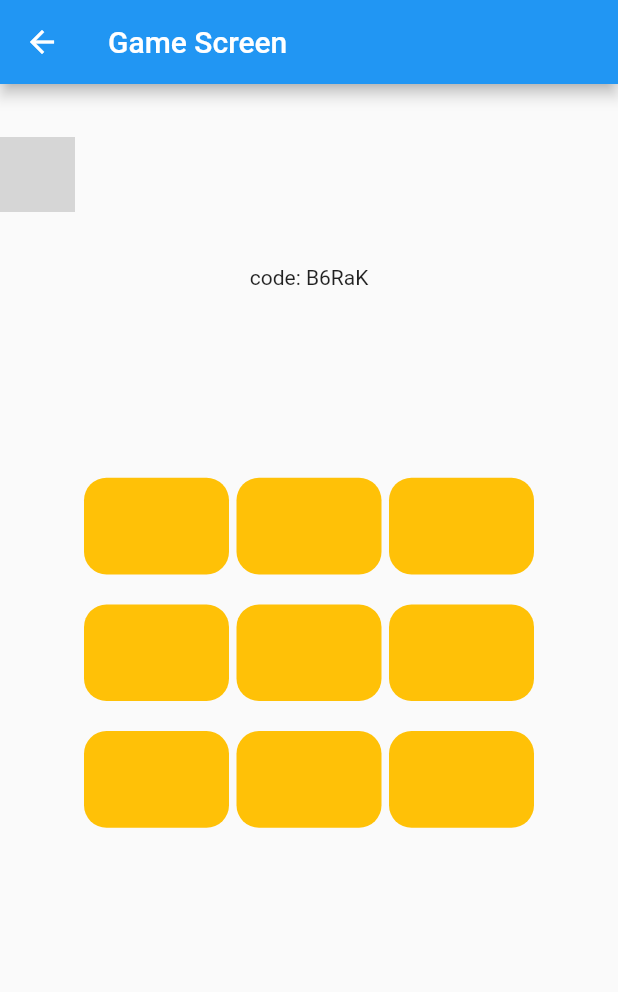
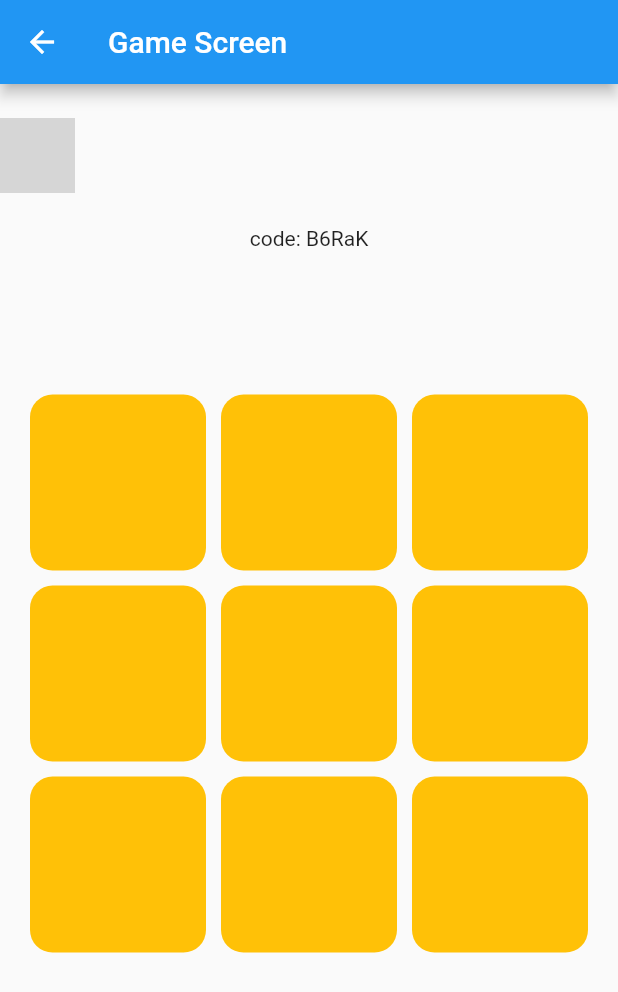
Before and after one commit to anilhyilmaz/flutter-xox-multiplayer-firebase, a Flutter app: the CreateJoinGameScreen screen opened directly, after a tap on "Create Game", on a phone screen of 412 x 824 dp. Shown: the top 992 px of the screen. Run offline on Flutter 3.47's test engine with Material 2 defaults, Android fonts, the phone set to English and light mode, and no system bars; our stand-ins replace cloud_firestore, firebase_auth, firebase_core, google_sign_in, rflutter_alert; accounts and stored records are empty; network calls fail; grey boxes are pictures that could not be loaded.

Commit message:
game finished

```diff
--- a/lib/Class/Repo.dart
+++ b/lib/Class/Repo.dart
@@ -3,7 +3,7 @@ import 'package:flutter/cupertino.dart';
 
 class Repo with ChangeNotifier{
   bool isFinished = false;
-  List board = ["","","","","","","","",""];
+  List? board = ["","","","","","","","",""];
   var gameCode;
   var id;
   var firstPlayer;
@@ -14,7 +14,9 @@ class Repo with ChangeNotifier{
   var move;
 
   changeText(int index,move){
-    board[index] = move;
+    board![index] = move;
     notifyListeners();
   }
+  updateboard(int index){
+  }
 }
--- a/lib/Screens/GameScreen.dart
+++ b/lib/Screens/GameScreen.dart
@@ -25,6 +25,7 @@ class _GridviewBuilderState extends State<GridviewBuilder> {
       secondPlayerImage,
       gamestarted;
   final FirebaseAuth _auth = FirebaseAuth.instance;
+  var deneme;
 
   @override
   void initState() {
@@ -65,11 +66,10 @@ class _GridviewBuilderState extends State<GridviewBuilder> {
               ),
               //board flexible widget
               Flexible(
-                  flex: 5,
+                flex: 8,
                 child: StreamBuilder(
-                      stream: Firestore.collection("games")
-                          .doc(gameCode)
-                          .snapshots(),
+                    stream:
+                        Firestore.collection("games").doc(gameCode).snapshots(),
                     builder: (context, snapshot) {
                       if (!snapshot.hasData) {
                         return Text(
@@ -79,69 +79,44 @@ class _GridviewBuilderState extends State<GridviewBuilder> {
                         return Column(
                           children: [
                             Flexible(
-                                flex: 8,
-                                child: Container(
-                                  height: 300,
-                                  width: 300,
-                                  margin: const EdgeInsets.all(10),
-                                  child: GridView.builder(
-                                    gridDelegate:
-                                        const SliverGridDelegateWithMaxCrossAxisExtent(
-                                            maxCrossAxisExtent: 100,
-                                            childAspectRatio: 3 / 2,
-                                            crossAxisSpacing: 5,
-                                            mainAxisSpacing: 20),
-                                    itemCount: 9,
-                                    itemBuilder: (context, index) {
-                                      return GestureDetector(
-                                        onTap: () async => {
-                                          controlofGameFinished(index, snapshot),
-                                        },
-                                        child: Container(
-                                          alignment: Alignment.center,
-                                          decoration: BoxDecoration(
-                                              color: Colors.amber,
-                                              borderRadius:
-                                                  BorderRadius.circular(15)),
-                                          child: Text(
-                                              snapshot.data!["board"][index]
-                                                      .toString() ??
-                                                  " ",
-                                              style: TextStyle(
-                                                  fontSize:
-                                                      constOsize.toDouble())),
-                                        ),
-                                      );
-                                    },
+                              flex: 6,
+                              child: GridView.count(
+                                primary: false,
+                                padding: const EdgeInsets.all(20),
+                                crossAxisSpacing: 10,
+                                mainAxisSpacing: 10,
+                                crossAxisCount: 3,
+                                children: <Widget>[
+                                  buwidget(snapshot, 0),
+                                  buwidget(snapshot, 1),
+                                  buwidget(snapshot, 2),
+                                  buwidget(snapshot, 3),
+                                  buwidget(snapshot, 4),
+                                  buwidget(snapshot, 5),
+                                  buwidget(snapshot, 6),
+                                  buwidget(snapshot, 7),
+                                  buwidget(snapshot, 8),
+
+                                ],
                               ),
                             ),
-                              ),
-                              Flexible(
-                                  flex: 1,
-                                  child: Row(
-                                    crossAxisAlignment:
-                                        CrossAxisAlignment.center,
-                                    mainAxisAlignment: MainAxisAlignment.center,
-                                    children: [
-                                      loadsecondPlayer(snapshot),
-                                    ],
+                            Flexible(flex: 2,child:Row(
+                              children: [loadsecondPlayer(snapshot)],
                             ))
                           ],
                         );
                       }
-                      }
-                      )
+                    }),
               ),
-
             ])));
   }
 
-  changeboardIndex(int index,move) async {
+  changeboardIndex(int index, move) async {
     if (mounted) {
-      await Provider.of<Repo>(context, listen: false).changeText(index,move);
-      return await Firestore.collection("games")
-          .doc(gameCode)
-          .update({"board": board});
+      //this provider is used to understand that the game is over
+      Provider.of<Repo>(context, listen: false).changeText(index, move);
+      print("clicked button");
+      await Firestore.collection("games").doc(gameCode).update({index.toString():move});
     }
   }
 
@@ -151,37 +126,55 @@ class _GridviewBuilderState extends State<GridviewBuilder> {
     }
   }
 
+  buwidget(snapshot, var index) {
+    return GestureDetector(
+      onTap: () async => {
+        controlofGameFinished(index, snapshot),
+      },
+      child: Container(
+        alignment: Alignment.center,
+        decoration: BoxDecoration(
+            color: Colors.amber, borderRadius: BorderRadius.circular(15)),
+        child: Text(snapshot.data![index.toString()].toString(),
+            style: TextStyle(fontSize: constOsize.toDouble())),
+      ),
+    );
+  }
+
   controlofGameFinished(index, snapshot) async {
     if (mounted) {
-
       if (await snapshot.data!["gameFinish"] == "true" ||
           await snapshot.data!["gamestarted"] == false) {
-        return await Alert(
+        return Alert(
                 context: context,
                 title: "Game Finished",
                 desc: "Game Finished.")
             .show();
       }
-      else if(await snapshot.data!["order"] == "firstplayer" && _auth.currentUser?.email.toString() ==  await snapshot.data!["firstPlayer"]){
-
+      if (mounted &&
+          await snapshot.data!["order"] == "firstplayer" &&
+          _auth.currentUser?.email.toString() ==
+              await snapshot.data!["firstPlayer"]) {
         var move = "X";
-        boardcontrol(index,move);
-        return await Firestore.collection("games")
+        await boardcontrol(index, move);
+        await Firestore.collection("games")
             .doc(gameCode)
             .update({"order": "secondplayer"});
-      }
-      else if(await snapshot.data!["order"] == "secondplayer" && _auth.currentUser?.email.toString() ==  await snapshot.data!["secondPlayer"]){
+      } else if (mounted &&
+          await snapshot.data!["order"] == "secondplayer" &&
+          _auth.currentUser?.email.toString() ==
+              await snapshot.data!["secondPlayer"]) {
         var move = "O";
-        boardcontrol(index,move);
-        return await Firestore.collection("games")
+        await boardcontrol(index, move);
+        await Firestore.collection("games")
             .doc(gameCode)
             .update({"order": "firstplayer"});
       }
     }
   }
 
-
   providerLoad() {
+    if (mounted) {
       gameCode = Provider.of<Repo>(context, listen: false).gameCode;
       id = Provider.of<Repo>(context, listen: false).id;
       firstPlayerImage =
@@ -193,54 +186,59 @@ class _GridviewBuilderState extends State<GridviewBuilder> {
       board = Provider.of<Repo>(context, listen: false).board;
       gamestarted = Provider.of<Repo>(context, listen: false).gamestarted;
     }
-  boardcontrol(int index,var move) async{
-    {
-      await changeboardIndex(index,move);
-      if((board[0] == "X" && board[1] == "X" && board[2] == "X") || (board[0] == "O" && board[1] == "O" && board[2] == "O")){
+  }
+
+  boardcontrol(int index, var move) async {
+    if (mounted) {
+      await changeboardIndex(index, move);
+      if ((board[0] == "X" && board[1] == "X" && board[2] == "X") ||
+          (board[0] == "O" && board[1] == "O" && board[2] == "O")) {
         print("game finished");
-        return await Firestore.collection("games")
+        await Firestore.collection("games")
             .doc(gameCode)
             .update({"gameFinish": "true"});
       }
-      if((board[3] == "X" && board[4] == "X" && board[5] == "X") || (board[3] == "O" && board[4] == "O" && board[5] == "O")){
+      if ((board[3] == "X" && board[4] == "X" && board[5] == "X") ||
+          (board[3] == "O" && board[4] == "O" && board[5] == "O")) {
         print("game finished");
-        return await Firestore.collection("games")
+        await Firestore.collection("games")
             .doc(gameCode)
             .update({"gameFinish": "true"});
       }
-      if((board[6] == "X" && board[7] == "X" && board[8] == "X") || board[6] == "O" && board[7] == "O" && board[8] == "O"){
+      if ((board[6] == "X" && board[7] == "X" && board[8] == "X") ||
+          board[6] == "O" && board[7] == "O" && board[8] == "O") {
         print("game finished");
-        return await Firestore.collection("games")
+        await Firestore.collection("games")
             .doc(gameCode)
             .update({"gameFinish": "true"});
-      }
-      else if((board[0] == "X" && board[3] == "X" && board[6] == "X") || board[0] == "O" && board[3] == "O" && board[6] == "O"){
+      } else if ((board[0] == "X" && board[3] == "X" && board[6] == "X") ||
+          board[0] == "O" && board[3] == "O" && board[6] == "O") {
         print("game finished");
-        return await Firestore.collection("games")
+        await Firestore.collection("games")
             .doc(gameCode)
             .update({"gameFinish": "true"});
-      }
-      else if((board[1] == "X" && board[4] == "X" && board[7] == "X") || (board[1] == "O" && board[4] == "O" && board[7] == "O")){
+      } else if ((board[1] == "X" && board[4] == "X" && board[7] == "X") ||
+          (board[1] == "O" && board[4] == "O" && board[7] == "O")) {
         print("game finished");
-        return await Firestore.collection("games")
+        await Firestore.collection("games")
             .doc(gameCode)
             .update({"gameFinish": "true"});
-      }
-      else if((board[2] == "X" && board[5] == "X" && board[8] == "X") || (board[2] == "O" && board[5] == "O" && board[8] == "O")){
+      } else if ((board[2] == "X" && board[5] == "X" && board[8] == "X") ||
+          (board[2] == "O" && board[5] == "O" && board[8] == "O")) {
         print("game finished");
-        return await Firestore.collection("games")
+        await Firestore.collection("games")
             .doc(gameCode)
             .update({"gameFinish": "true"});
-      }
-      else if((board[0] == "X" && board[4] == "X" && board[8] == "X") || (board[0] == "O" && board[4] == "O" && board[8] == "O")){
+      } else if ((board[0] == "X" && board[4] == "X" && board[8] == "X") ||
+          (board[0] == "O" && board[4] == "O" && board[8] == "O")) {
         print("game finished");
-        return await Firestore.collection("games")
+        await Firestore.collection("games")
             .doc(gameCode)
             .update({"gameFinish": "true"});
-      }
-      else if((board[2] == "X" && board[4] == "X" && board[6] == "X") || (board[2] == "O" && board[4] == "O" && board[6] == "O")){
+      } else if ((board[2] == "X" && board[4] == "X" && board[6] == "X") ||
+          (board[2] == "O" && board[4] == "O" && board[6] == "O")) {
         print("game finished");
-        return await Firestore.collection("games")
+        await Firestore.collection("games")
             .doc(gameCode)
             .update({"gameFinish": "true"});
       }
--- a/lib/Screens/createJoinGameScreen.dart
+++ b/lib/Screens/createJoinGameScreen.dart
@@ -20,11 +20,12 @@ var gameIdController = TextEditingController();
 final FirebaseAuth _auth = FirebaseAuth.instance;
 
 
+
 class _CreateJoinGameScreenState extends State<CreateJoinGameScreen> {
+
 
   @override
   Widget build(BuildContext context) {
-
 
 
     return Scaffold(appBar: AppBar(title: Text("Create or Join Game Screen"),centerTitle: true,),body: Center(
@@ -55,38 +56,39 @@ class _CreateJoinGameScreenState extends State<CreateJoinGameScreen> {
   }
 
   creategame() async {
+    if(mounted){
       var len;
       String id = createRoomID();
       final now = DateTime.now();
       try {
         FirebaseFirestore Firestore = FirebaseFirestore.instance;
-      Firestore.collection("games").add({"gamestarted":false,"firstPlayerImage":_auth.currentUser?.photoURL,"secondPlayerImage":"","order":"firstplayer","board":["","","","","","","","",""],"firstplayer_move":"X","secondplayer_move":"O","id": id,"created_time":now,"firstPlayer":_auth.currentUser?.email.toString(),"secondPlayer":"","gameFinish":"false"});
-      var gamesSnapshots = Firestore.collection("games").snapshots();
+        await Firestore.collection("games").add({"gamestarted":false,"firstPlayerImage":_auth.currentUser?.photoURL,"secondPlayerImage":"","order":"firstplayer","0":"","1":"","2":"","3":"","4":"","5":"","6":"","7":"","8":"","firstplayer_move":"X","secondplayer_move":"O","id": id,"created_time":now,"firstPlayer":_auth.currentUser?.email.toString(),"secondPlayer":"","gameFinish":"false"});
+        var gamesSnapshots = await Firestore.collection("games").snapshots();
         gamesSnapshots.forEach((element) {
           len = element.docs.length;
         });
-      gamesSnapshots.forEach((element) {
+        gamesSnapshots.forEach((element) async {
           for(int i=0;i<len;i++){
-          if(id == element.docs[i].data()["id"]){
+            if(id == await element.docs[i].data()["id"]){
               print(element.docs[i].data()["id"]);
               Provider
                   .of<Repo>(context, listen: false)
-                  .id = element.docs[i].data()["id"];
+                  .id = await element.docs[i].data()["id"];
+              // Provider
+              //     .of<Repo>(context, listen: false)
+              //     .board = await element.docs[i].data()["board"];
               Provider
                   .of<Repo>(context, listen: false)
-                .board = element.docs[i].data()["board"];
+                  .gamestarted = await element.docs[i].data()["gamestarted"];
               Provider
                   .of<Repo>(context, listen: false)
-                .gamestarted = element.docs[i].data()["gamestarted"];
+                  .firstPlayerImage = await element.docs[i].data()["firstPlayerImage"];
               Provider
                   .of<Repo>(context, listen: false)
-                .firstPlayerImage = element.docs[i].data()["firstPlayerImage"];
+                  .gameCode = await element.docs[i].id;
               Provider
                   .of<Repo>(context, listen: false)
-                  .gameCode = element.docs[i].id;
-              Provider
-                  .of<Repo>(context, listen: false)
-                  .firstPlayer = element.docs[i].data()["firstPlayer"];
+                  .firstPlayer =await element.docs[i].data()["firstPlayer"];
 
               print("gameCodeProvider: ${Provider
                   .of<Repo>(context, listen: false)
@@ -95,7 +97,7 @@ class _CreateJoinGameScreenState extends State<CreateJoinGameScreen> {
                   .of<Repo>(context, listen: false)
                   .id}");
               Navigator.of(context).pushReplacement(MaterialPageRoute(
-                  builder: (BuildContext context) => const GridviewBuilder()));
+                  builder: (BuildContext context) =>  GridviewBuilder()));
               print("game created");
 
             }
@@ -105,52 +107,55 @@ class _CreateJoinGameScreenState extends State<CreateJoinGameScreen> {
         print(e.toString());
       }
     }
+  }
   joingame() async{
+    if(mounted){
       var len;
       FirebaseFirestore Firestore = FirebaseFirestore.instance;
       var gamesSnapshots = Firestore.collection("games").snapshots();
-    gamesSnapshots.forEach((element) {
+      gamesSnapshots.forEach((element){
         len = element.docs.length;
       });
-    gamesSnapshots.forEach((element) {
+      await gamesSnapshots.forEach((element) async {
         for(int i=0;i<len;i++){
-         if(gameIdController.text == element.docs[i].data()["id"]){
+          if(gameIdController.text == await element.docs[i].data()["id"]){
             print("uyuştu");
             print(element.docs[i].data()["id"]);
-          if(_auth.currentUser != element.docs[i].data()["firstPlayer"] && element.docs[i].data()["secondPlayer"] == ""){
-            Firestore.collection("games").doc(element.docs[i].id).update({"gamestarted":true,"secondPlayer":_auth.currentUser?.email.toString(),"secondPlayerImage":_auth.currentUser?.photoURL});
+            if(_auth.currentUser != await element.docs[i].data()["firstPlayer"] && await element.docs[i].data()["secondPlayer"] == ""){
+              await Firestore.collection("games").doc(element.docs[i].id).update({"gamestarted":true,"secondPlayer":_auth.currentUser?.email.toString(),"secondPlayerImage":_auth.currentUser?.photoURL});
               print("eklendi");
               Provider
                   .of<Repo>(context, listen: false)
-                .id = element.docs[i].data()["id"];
+                  .id = await element.docs[i].data()["id"];
 
               Provider
                   .of<Repo>(context, listen: false)
-                .gameCode = element.docs[i].id;
+                  .gameCode =element.docs[i].id;
               Provider
                   .of<Repo>(context, listen: false)
-                .gamestarted = element.docs[i].data()["gamestarted"];
+                  .gamestarted =await element.docs[i].data()["gamestarted"];
               Provider
                   .of<Repo>(context, listen: false)
-                .firstPlayerImage = element.docs[i].data()["firstPlayerImage"];
+                  .firstPlayerImage =await element.docs[i].data()["firstPlayerImage"];
               Provider
                   .of<Repo>(context, listen: false)
-                .secondPlayerImage = _auth.currentUser?.photoURL;
+                  .secondPlayerImage =_auth.currentUser?.photoURL;
               Provider
                   .of<Repo>(context, listen: false)
-                .firstPlayer = element.docs[i].data()["firstPlayer"];
+                  .firstPlayer =await element.docs[i].data()["firstPlayer"];
               Provider
                   .of<Repo>(context, listen: false)
-                .secondPlayer = _auth.currentUser?.email;
+                  .secondPlayer =_auth.currentUser?.email;
               print(Provider
                   .of<Repo>(context, listen: false)
                   .secondPlayer);
 
               Navigator.of(context).pushReplacement(MaterialPageRoute(
-                builder: (BuildContext context) => const GridviewBuilder()));
+                  builder: (BuildContext context) => GridviewBuilder()));
             }
           }
         }
       });
     }
   }
+}
--- a/lib/main.dart
+++ b/lib/main.dart
@@ -1,11 +1,8 @@
 import 'package:flutter/material.dart';
 import 'package:flutterdeneme/Class/Repo.dart';
 import 'package:flutterdeneme/Screens/MainPage.dart';
-import 'package:flutterdeneme/Utils/ConstantStyles.dart';
 import 'package:provider/provider.dart';
 import 'package:firebase_core/firebase_core.dart';
-
-import 'Screens/GameScreen.dart';
 
 void main() async {
   WidgetsFlutterBinding.ensureInitialized();
```
Lines whose indentation alone changed are shown as unchanged.
